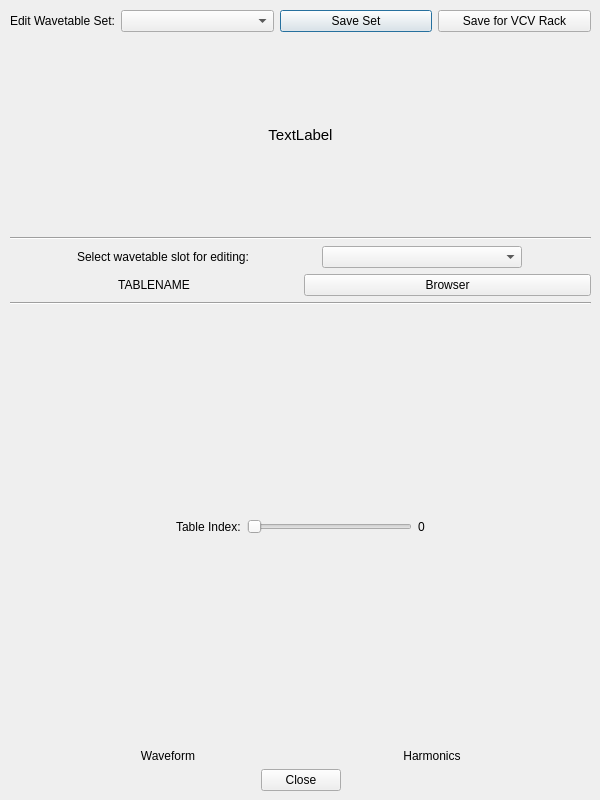
starlingcode/viaflash, file wavetable_set_editor.ui: the form before one commit.
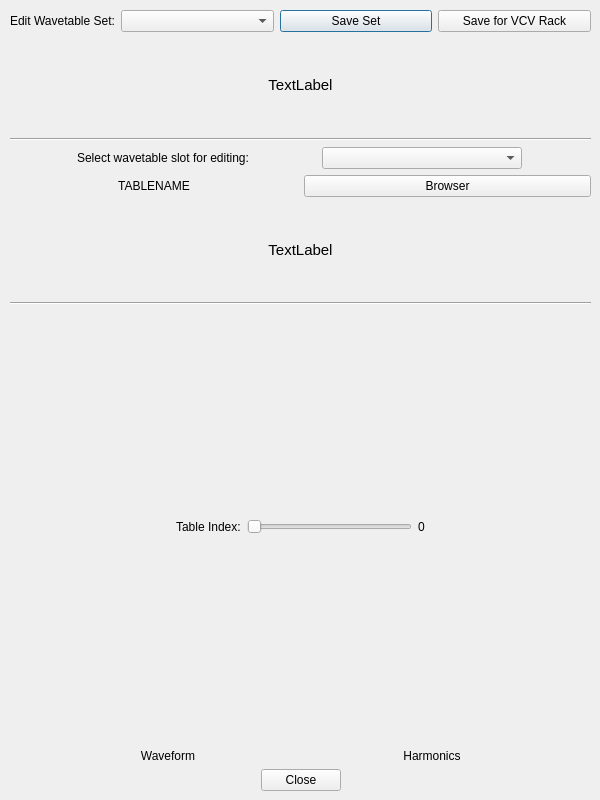
The form after the commit. Custom widgets are drawn as their Qt base class.

Commit message: Implement resource descriptions

```diff
--- a/wavetable_set_editor.ui
+++ b/wavetable_set_editor.ui
@@ -195,6 +195,24 @@
       </item>
      </layout>
     </item>
+    <item>
+     <widget class="QLabel" name="resourceDescription">
+      <property name="font">
+       <font>
+        <pointsize>11</pointsize>
+       </font>
+      </property>
+      <property name="text">
+       <string>TextLabel</string>
+      </property>
+      <property name="alignment">
+       <set>Qt::AlignCenter</set>
+      </property>
+      <property name="wordWrap">
+       <bool>true</bool>
+      </property>
+     </widget>
+    </item>
     <item>
      <widget class="Line" name="line">
       <property name="orientation">
```
The commit also changes 12 other files.
